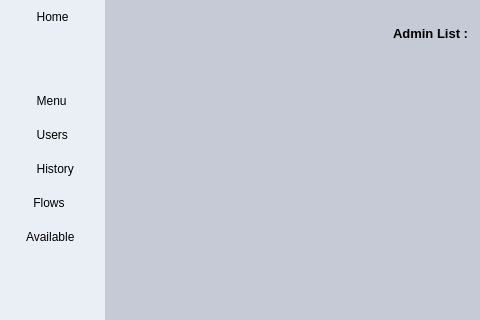
Qt form forms/mainapp.ui (h471x/SQLite_Inventory_Management) before a commit; both pictures show x 0 to 480 and y 0 to 320 of the 1429 by 731 pixel window.
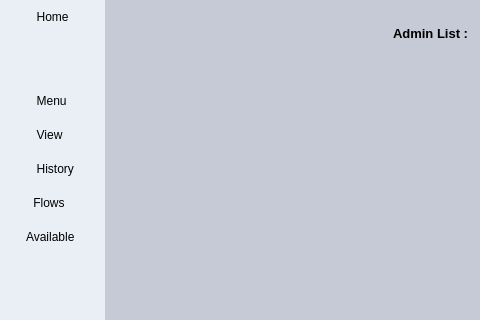
The same form after that commit. Icons and pictures are not drawn.

Commit message: Icons & New table Widget

The edit to the form file:
```diff
--- a/forms/mainapp.ui
+++ b/forms/mainapp.ui
@@ -282,7 +282,7 @@
                 <string notr="true"/>
                </property>
                <property name="text">
-                <string>     Users</string>
+                <string>     View</string>
                </property>
                <property name="icon">
                 <iconset resource="../resources/resources.qrc">
```
Left out of the diff: 2 changed lines with no effect on the pictures.
